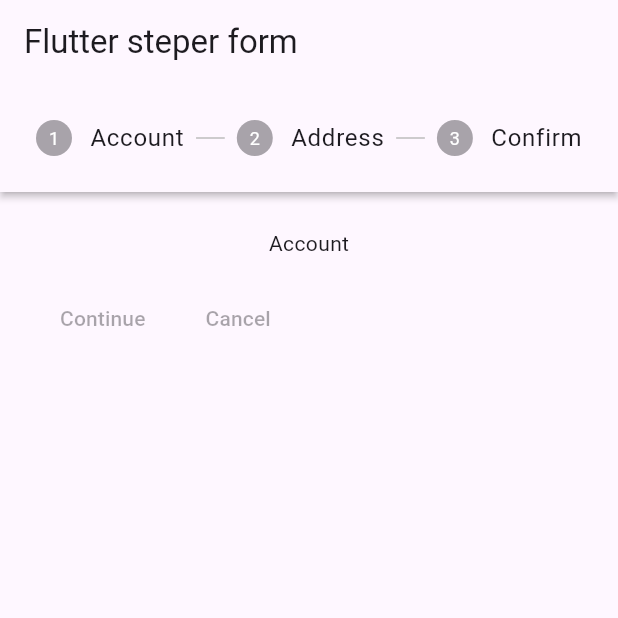
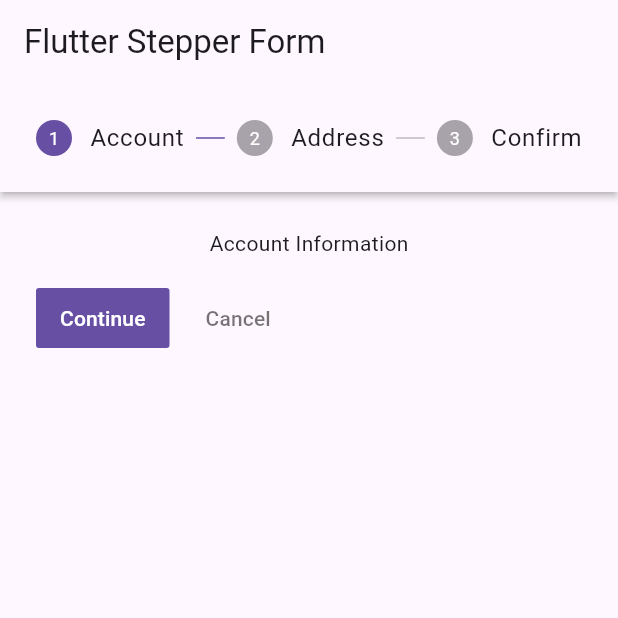
Before and after one commit to DilshanDe/Flutter-Multi-Step-Form, a Flutter app: the screen it shows after launch, on a phone screen of 412 x 824 dp, the top half of it. Run offline on Flutter 3.47's test engine with Material 3 defaults, Android fonts, the phone set to English and light mode, and no system bars.

Commit message:
Update main.dart

```diff
--- a/lib/main.dart
+++ b/lib/main.dart
@@ -1,7 +1,7 @@
 import 'package:flutter/material.dart';
 
 void main() {
-  runApp(MyApp());
+  runApp(const MyApp());
 }
 
 class MyApp extends StatelessWidget {
@@ -13,7 +13,8 @@ class MyApp extends StatelessWidget {
       theme: ThemeData(
         primarySwatch: Colors.blue,
       ),
-      home: MyHomePage(),
+      home: const MyHomePage(),
+      debugShowCheckedModeBanner: false,
     );
   }
 }
@@ -26,32 +27,73 @@ class MyHomePage extends StatefulWidget {
 }
 
 class _MyHomePageState extends State<MyHomePage> {
-  List<Step> StepList() => [
-        const Step(
-            title: Text('Account'),
-            content: Center(
-              child: Text('Account'),
-            )),
-        const Step(
-            title: Text('Address'),
-            content: Center(
-              child: Text('Address'),
-            )),
-        const Step(
-            title: Text('Confirm'),
-            content: Center(
-              child: Text('Confirm'),
-            )),
+  int _currentStep = 0;
+
+  List<Step> stepList() => [
+        Step(
+          title: const Text('Account'),
+          content: const Center(
+            child: Text('Account Information'),
+          ),
+          isActive: _currentStep >= 0,
+        ),
+        Step(
+          title: const Text('Address'),
+          content: const Center(
+            child: Text('Address Information'),
+          ),
+          isActive: _currentStep >= 1,
+        ),
+        Step(
+          title: const Text('Confirm'),
+          content: const Center(
+            child: Text('Confirmation'),
+          ),
+          isActive: _currentStep >= 2,
+        ),
       ];
+
+  void _moveToNextStep() {
+    if (_currentStep < stepList().length - 1) {
+      setState(() {
+        _currentStep++;
+      });
+    }
+  }
+
+  void _moveToPreviousStep() {
+    if (_currentStep > 0) {
+      setState(() {
+        _currentStep--;
+      });
+    }
+  }
+
+  void _onStepContinue() {
+    if (_currentStep == stepList().length - 1) {
+      // Perform form submission or final action
+      print('Form Completed');
+    } else {
+      _moveToNextStep();
+    }
+  }
+
+  void _onStepCancel() {
+    _moveToPreviousStep();
+  }
+
   @override
   Widget build(BuildContext context) {
     return Scaffold(
       appBar: AppBar(
-        title: const Text("Flutter steper form"),
+        title: const Text("Flutter Stepper Form"),
       ),
       body: Stepper(
         type: StepperType.horizontal,
-        steps: StepList(),
+        steps: stepList(),
+        currentStep: _currentStep,
+        onStepContinue: _onStepContinue,
+        onStepCancel: _onStepCancel,
       ),
     );
   }
```
